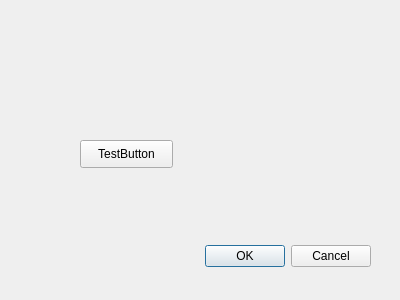
Before: the Qt Designer form Mismatch_Identifier_Plugin_dialog_base.ui in SayehOmar/Mismatch_Identifier_Plugin, drawn with Qt 5.
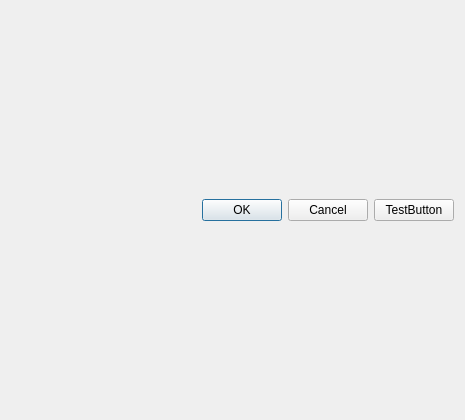
After: the same form once the commit is applied.

What changed in the file:
```diff
--- a/Mismatch_Identifier_Plugin_dialog_base.ui
+++ b/Mismatch_Identifier_Plugin_dialog_base.ui
@@ -6,22 +6,18 @@
    <rect>
     <x>0</x>
     <y>0</y>
-    <width>400</width>
-    <height>300</height>
+    <width>465</width>
+    <height>420</height>
    </rect>
   </property>
   <property name="windowTitle">
    <string>Mismatch_Identifier_Plugin</string>
   </property>
+  <layout class="QGridLayout" name="gridLayout_2">
+   <item row="0" column="0">
+    <layout class="QGridLayout" name="gridLayout">
+     <item row="0" column="0">
   <widget class="QDialogButtonBox" name="button_box">
-   <property name="geometry">
-    <rect>
-     <x>30</x>
-     <y>240</y>
-     <width>341</width>
-     <height>32</height>
-    </rect>
-   </property>
    <property name="orientation">
     <enum>Qt::Horizontal</enum>
    </property>
@@ -29,19 +25,17 @@
     <set>QDialogButtonBox::Cancel|QDialogButtonBox::Ok</set>
    </property>
   </widget>
+     </item>
+     <item row="0" column="1">
   <widget class="QPushButton" name="TestButton">
-   <property name="geometry">
-    <rect>
-     <x>80</x>
-     <y>140</y>
-     <width>93</width>
-     <height>28</height>
-    </rect>
-   </property>
    <property name="text">
     <string>TestButton</string>
    </property>
   </widget>
+     </item>
+    </layout>
+   </item>
+  </layout>
  </widget>
  <resources/>
  <connections>
```
Lines whose indentation alone changed are shown as unchanged.
